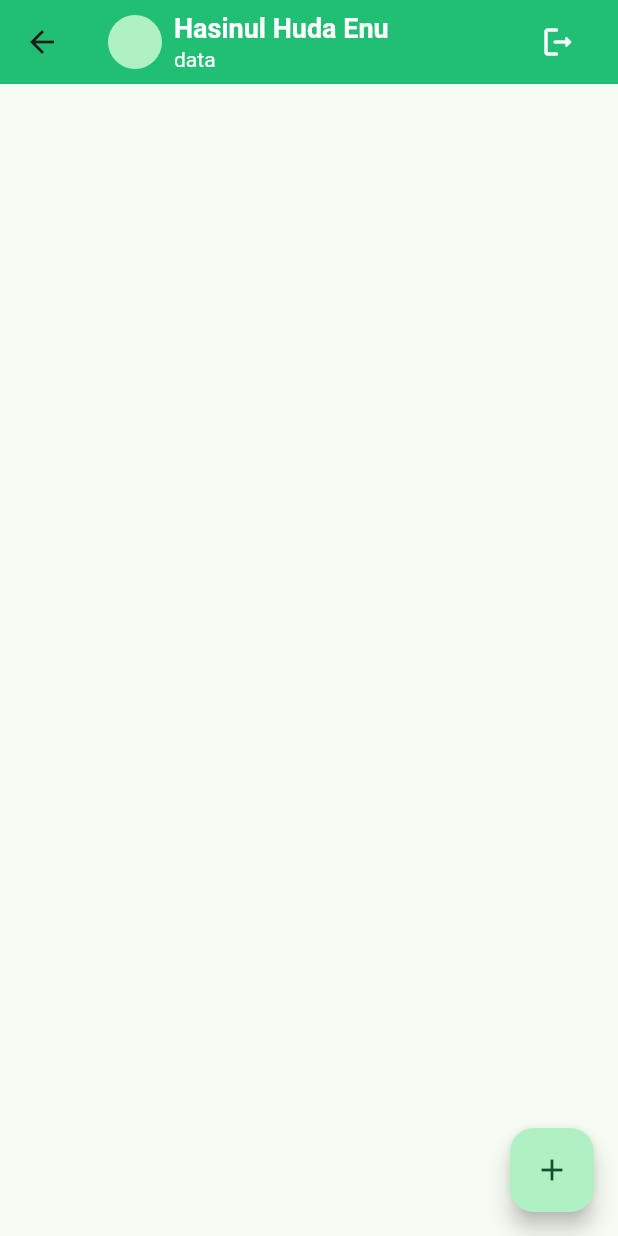
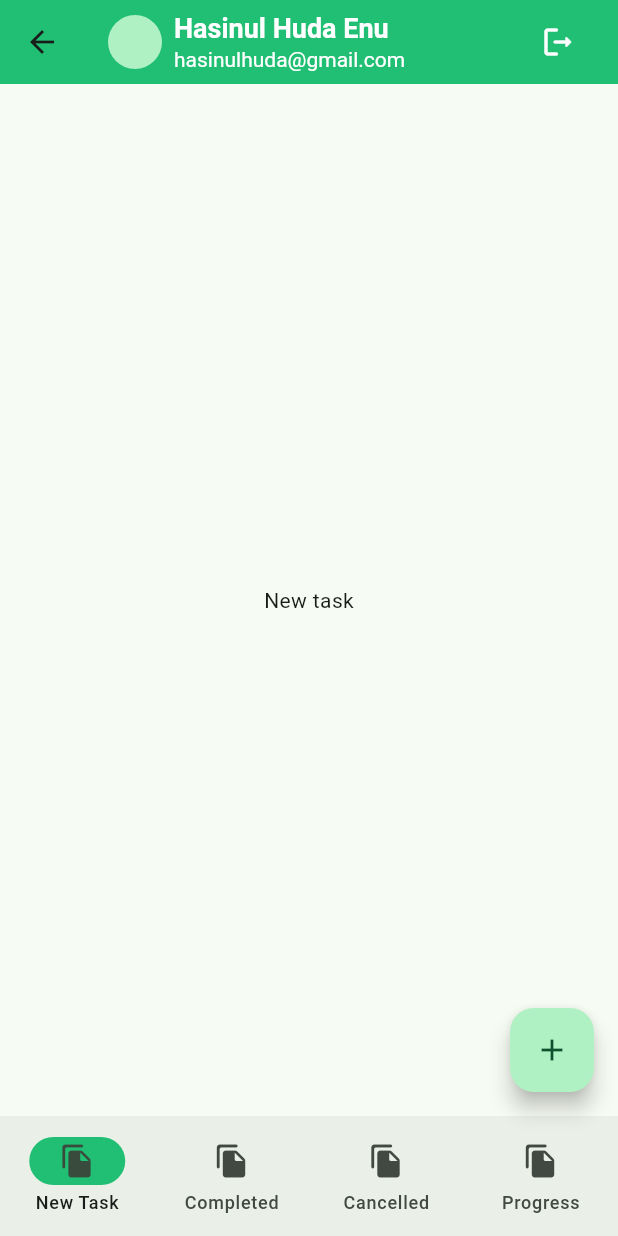
Before and after one commit to Hasibol-Hoda-Inu/flutter_batch7_ostad, a Flutter app: the MainBottomNavScreen screen opened directly, on a phone screen of 412 x 824 dp. Run offline on Flutter 3.47's test engine with Material 3 defaults, Android fonts, the phone set to English and light mode, and no system bars; our stand-ins replace flutter_svg, pin_code_fields.

Commit message:
has been working with task screens

```diff
--- a/lib/application/app.dart
+++ b/lib/application/app.dart
@@ -13,7 +13,7 @@ class TaskManager extends StatelessWidget {
   Widget build(BuildContext context) {
     return MaterialApp(
       debugShowCheckedModeBanner: false,
-      home: const LoginScreen(),
+      home: const SplashScreen(),
       theme: ThemeData(
         colorSchemeSeed: AppColors.primaryColor,
         textTheme: const TextTheme(),
--- a/lib/presentation/screens/main_bottom_nav_screen.dart
+++ b/lib/presentation/screens/main_bottom_nav_screen.dart
@@ -1,5 +1,10 @@
 import 'package:flutter/material.dart';
+import 'package:task_manager/presentation/screens/task_screens/cancelled_task_screen.dart';
+import 'package:task_manager/presentation/screens/task_screens/completed_task_screen.dart';
+import 'package:task_manager/presentation/screens/task_screens/progress_task_screen.dart';
 import 'package:task_manager/presentation/utils/app_colors.dart';
+
+import 'task_screens/new_task_screen.dart';
 
 class MainBottomNavScreen extends StatefulWidget {
   const MainBottomNavScreen({super.key});
@@ -9,10 +14,50 @@ class MainBottomNavScreen extends StatefulWidget {
 }
 
 class _MainBottomNavScreenState extends State<MainBottomNavScreen> {
+  int _selectedIndex = 0;
+  final List<Widget> _screens = [
+    NewTaskScreen(),
+    CompletedTaskScreen(),
+    CancelledTaskScreen(),
+    ProgressTaskScreen(),
+  ];
   @override
   Widget build(BuildContext context) {
     return Scaffold(
-      appBar: AppBar(
+      appBar: TMAppBar(),
+      body: _screens[_selectedIndex],
+      bottomNavigationBar: NavigationBar(
+        indicatorColor: AppColors.primaryColor,
+        selectedIndex: _selectedIndex,
+        onDestinationSelected: (int index){
+          setState(() {
+            _selectedIndex = index;
+          });
+        },
+        destinations: [
+          NavigationDestination(icon: Icon(Icons.file_copy_rounded), label: "New Task",),
+          NavigationDestination(icon: Icon(Icons.file_copy_rounded), label: "Completed"),
+          NavigationDestination(icon: Icon(Icons.file_copy_rounded), label: "Cancelled"),
+          NavigationDestination(icon: Icon(Icons.file_copy_rounded), label: "Progress"),
+        ],
+
+      ),
+      floatingActionButton: FloatingActionButton(
+          onPressed: (){},
+        child: const Icon(Icons.add),
+      ),
+    );
+  }
+}
+
+class TMAppBar extends StatelessWidget implements PreferredSizeWidget{
+  const TMAppBar({
+    super.key,
+  });
+
+  @override
+  Widget build(BuildContext context) {
+    return AppBar(
       title: Row(children: [
         const CircleAvatar(
           foregroundColor: Colors.white,
@@ -28,21 +73,23 @@ class _MainBottomNavScreenState extends State<MainBottomNavScreen> {
             fontSize: 18,
             fontWeight: FontWeight.w600,
           ),),
-            Text('data', style: TextStyle(
+          Text('hasinulhuda@gmail.com', style: TextStyle(
             color: Colors.white,
             fontSize: 14
           ),),
         ],)),
         IconButton(
-              onPressed: (){},
+            onPressed: _logOutMethod,
             icon: const Icon(Icons.logout_rounded, color: Colors.white,))
       ],),
       backgroundColor: AppColors.primaryColor,
-      ),
-      floatingActionButton: FloatingActionButton(
-          onPressed: (){},
-        child: const Icon(Icons.add),
-      ),
     );
   }
+
+  @override
+  Size get preferredSize => const Size.fromHeight(kToolbarHeight);
+
+  void _logOutMethod(){
+    ///TODO: Implement Log Out Method
   }
+}
--- a/lib/presentation/screens/onboarding_screens/sign_in_screen.dart
+++ b/lib/presentation/screens/onboarding_screens/sign_in_screen.dart
@@ -76,7 +76,7 @@ class _LoginScreenState extends State<LoginScreen> {
   void _onTabNextButton(){
     Navigator.pushAndRemoveUntil(context,
         MaterialPageRoute(builder: (BuildContext context)=>const MainBottomNavScreen()),
-            (Route<dynamic> route)=>false);
+            (value)=>false);
   }
 
   Widget _buildSignUpSection() {
--- /dev/null
+++ b/lib/presentation/screens/task_screens/new_task_screen.dart
@@ -0,0 +1,17 @@
+import 'package:flutter/material.dart';
+
+class NewTaskScreen extends StatefulWidget {
+  const NewTaskScreen({super.key});
+
+  @override
+  State<NewTaskScreen> createState() => _NewTaskScreenState();
+}
+
+class _NewTaskScreenState extends State<NewTaskScreen> {
+  @override
+  Widget build(BuildContext context) {
+    return Center(
+      child: Text('New task'),
+    );
+  }
+}
```
Also changed, not shown: lib/presentation/screens/splash_screen.dart (+19 -1 lines), lib/presentation/screens/task_screens/cancelled_task_screen.dart (added, +17 -0 lines), lib/presentation/screens/task_screens/completed_task_screen.dart (added, +17 -0 lines), lib/presentation/screens/task_screens/progress_task_screen.dart (added, +17 -0 lines). Lines whose indentation alone changed are shown as unchanged.
